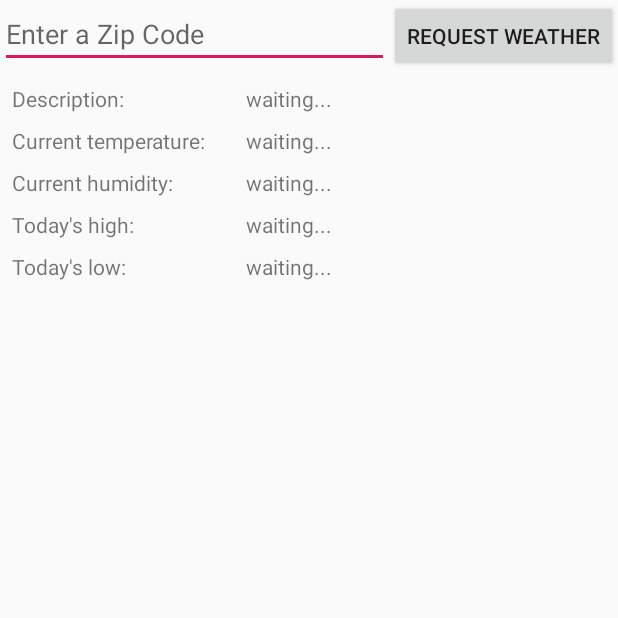
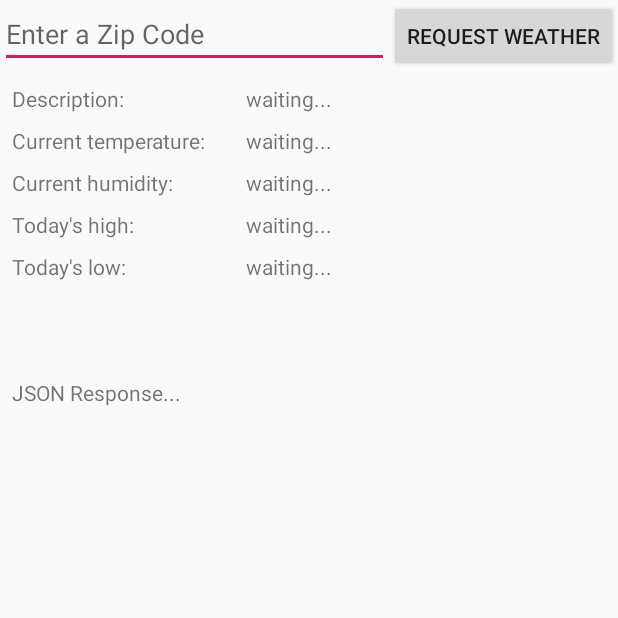
Before and after one commit to Wright-Sterling/MyWeatherActivity, an Android app: the screen it shows after launch (MainActivity), on a phone screen of 412 x 824 dp, the top half of it. Run offline under Robolectric (Android 15) with nearby library versions, the phone set to English and light mode, and no system bars.

Commit message:
Cleaned up for submission

```diff
--- a/app/src/main/res/layout/activity_main.xml
+++ b/app/src/main/res/layout/activity_main.xml
@@ -29,6 +29,7 @@
     </LinearLayout>
 
     <android.support.constraint.ConstraintLayout
+        android:id="@+id/constraintLayout"
         android:layout_width="match_parent"
         android:layout_height="match_parent">
 
@@ -143,22 +144,20 @@
             app:layout_constraintStart_toEndOf="@+id/lbl_low_temp"
             app:layout_constraintTop_toBottomOf="@+id/high_temp" />
 
+        <TextView
+            android:id="@+id/my_weather_activity_text_view"
+            android:layout_width="0dp"
+            android:layout_height="wrap_content"
+            android:layout_marginStart="8dp"
+            android:layout_marginLeft="8dp"
+            android:layout_marginTop="64dp"
+            android:layout_marginEnd="8dp"
+            android:layout_marginRight="8dp"
+            android:text="JSON Response..."
+            app:layout_constraintEnd_toEndOf="parent"
+            app:layout_constraintStart_toStartOf="parent"
+            app:layout_constraintTop_toBottomOf="@+id/low_temp" />
+
     </android.support.constraint.ConstraintLayout>
 
-    <ScrollView
-        android:layout_width="match_parent"
-        android:layout_height="match_parent"
-        android:id="@+id/scrollView2">
-
-        <TextView
-            android:id="@+id/my_weather_activity_text_view"
-            android:layout_width="wrap_content"
-            android:layout_height="wrap_content"
-            tools:layout_conversion_absoluteHeight="19dp"
-            tools:layout_editor_absoluteY="189dp"
-            tools:layout_editor_absoluteX="0dp"
-            tools:layout_conversion_absoluteWidth="411dp" />
-
-    </ScrollView>
-
 </LinearLayout>
```
